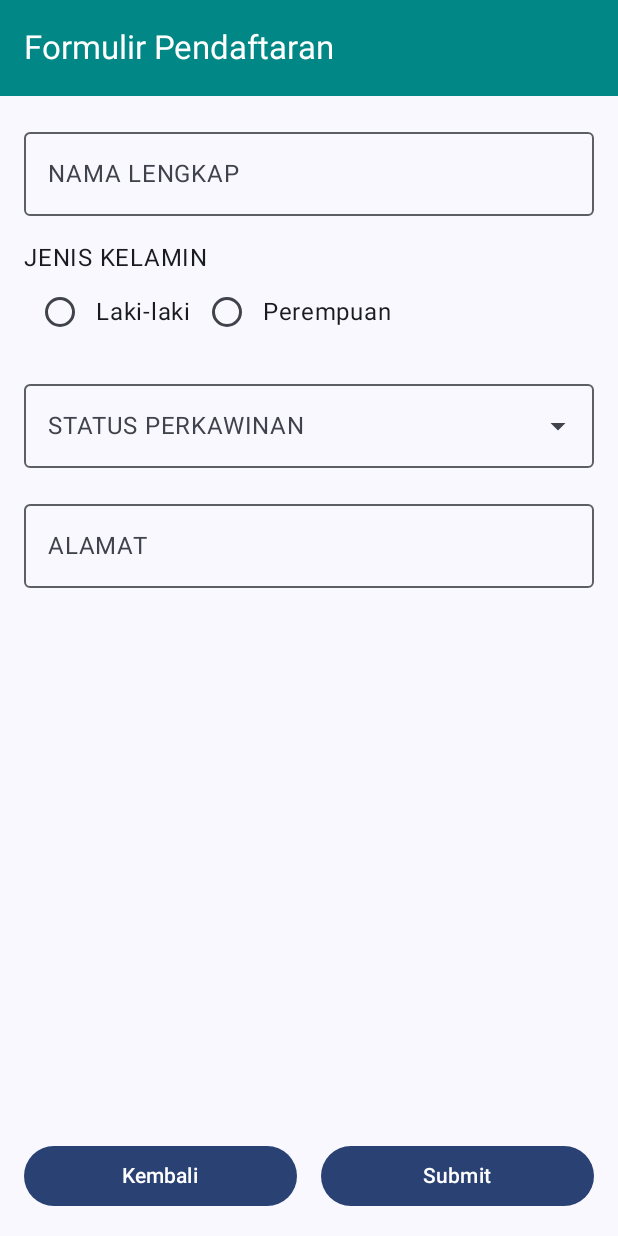
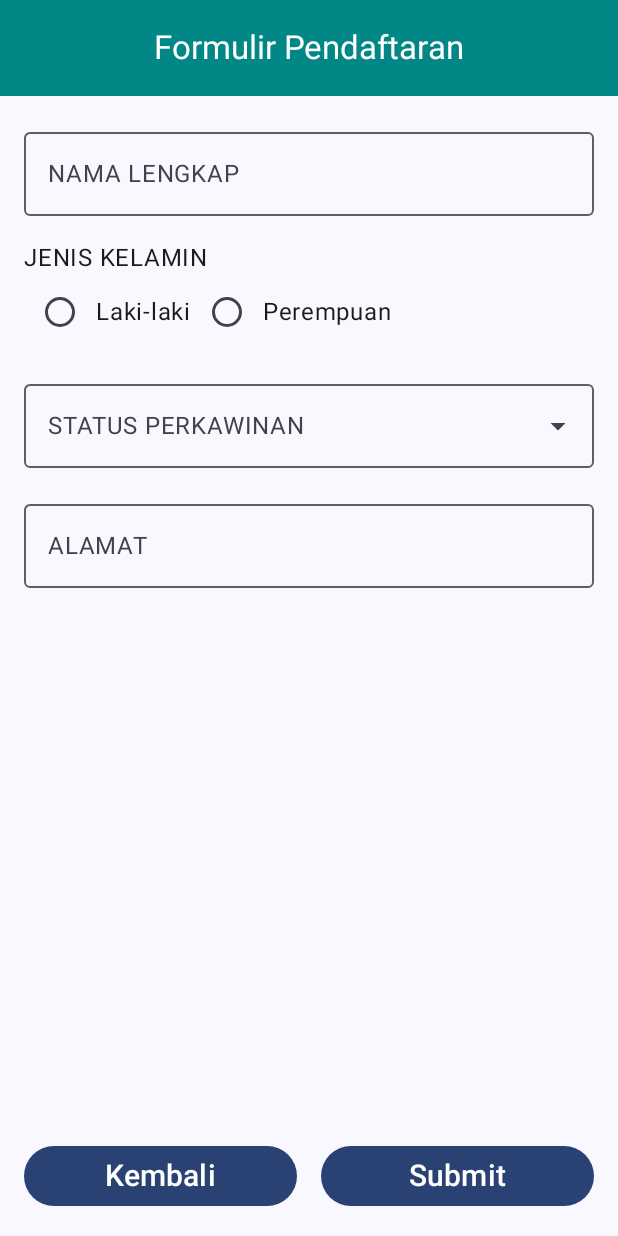
Before and after one commit to vararais/QuestNavigasTugas_049, an Android app built with Jetpack Compose: the FormulirScreen screen opened through its navigation route, on a phone screen of 412 x 824 dp. Run offline under Robolectric (Android 15) with nearby library versions, the phone set to English and light mode, and no system bars.

Commit message:
Mengubah layout , ukuran dan lain lain

```diff
--- a/app/src/main/java/com/example/questnavigastugas_049/view/PageForm.kt
+++ b/app/src/main/java/com/example/questnavigastugas_049/view/PageForm.kt
@@ -33,7 +33,9 @@ import androidx.compose.ui.graphics.Color
 import androidx.compose.ui.res.colorResource
 import androidx.compose.ui.res.dimensionResource
 import androidx.compose.ui.res.stringResource
+import androidx.compose.ui.unit.sp
 import com.example.questnavigastugas_049.R
+import androidx.compose.material3.CenterAlignedTopAppBar
 
 @OptIn(ExperimentalMaterial3Api::class)
 @Composable
@@ -58,9 +60,9 @@ fun FormulirScreen(
 
     Scaffold(
         topBar = {
-            TopAppBar(
+            CenterAlignedTopAppBar(
                 title = { Text(stringResource(id = R.string.formulir_daftar), color = Color.White) },
-                colors = TopAppBarDefaults.mediumTopAppBarColors(
+                colors = TopAppBarDefaults.centerAlignedTopAppBarColors(
                     containerColor = colorResource(id = R.color.teal_700)
                 )
             )
@@ -149,7 +151,10 @@ fun FormulirScreen(
                     onClick = onBackBtnClick,
                     modifier = Modifier.weight(1f)
                 ) {
-                    Text(stringResource(id = R.string.kembali))
+                    Text(
+                        stringResource(id = R.string.kembali),
+                        fontSize = 20.sp
+                        )
                 }
                 Spacer(modifier = Modifier.width(dimensionResource(id = R.dimen.padding_medium)))
                 Button(
@@ -162,7 +167,10 @@ fun FormulirScreen(
                     },
                     modifier = Modifier.weight(1f)
                 ) {
-                    Text(stringResource(id = R.string.submit))
+                    Text(
+                        stringResource(id = R.string.submit),
+                        fontSize = 20.sp
+                        )
                 }
             }
         }
--- a/app/src/main/java/com/example/questnavigastugas_049/view/PageList.kt
+++ b/app/src/main/java/com/example/questnavigastugas_049/view/PageList.kt
@@ -32,6 +32,7 @@ import androidx.compose.ui.text.font.FontWeight
 import androidx.compose.ui.unit.dp
 import androidx.compose.ui.unit.sp
 import com.example.questnavigastugas_049.R
+import androidx.compose.material3.CenterAlignedTopAppBar
 
 import com.example.questnavigastugas_049.data.DataSource
 import com.example.questnavigastugas_049.data.FormData
@@ -46,9 +47,9 @@ fun ListScreen(
 
     Scaffold(
         topBar = {
-            TopAppBar(
+            CenterAlignedTopAppBar(
                 title = { Text(stringResource(id = R.string.list_peserta), color = Color.White) },
-                colors = TopAppBarDefaults.mediumTopAppBarColors(
+                colors = TopAppBarDefaults.centerAlignedTopAppBarColors(
                     containerColor = colorResource(id = R.color.purple_200)
                 )
             )
--- a/app/src/main/java/com/example/questnavigastugas_049/view/PageWelcome.kt
+++ b/app/src/main/java/com/example/questnavigastugas_049/view/PageWelcome.kt
@@ -79,7 +79,7 @@ fun WelcomeScreen(
         ) {
             Text(
                 text = stringResource(id = R.string.masuk),
-                fontSize = 20.sp
+                fontSize = 33.sp
             )
         }
     }
```
